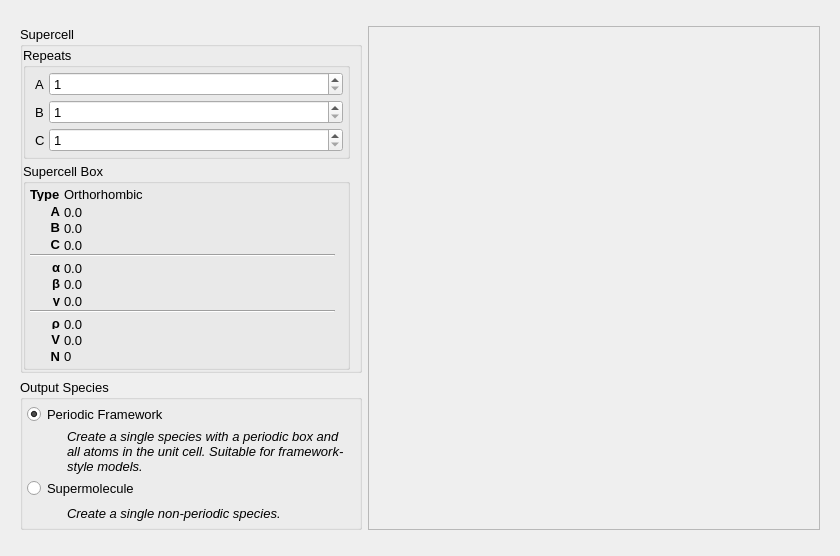
disorderedmaterials/dissolve, file src/gui/importCIFDialog.ui: the form before one commit.
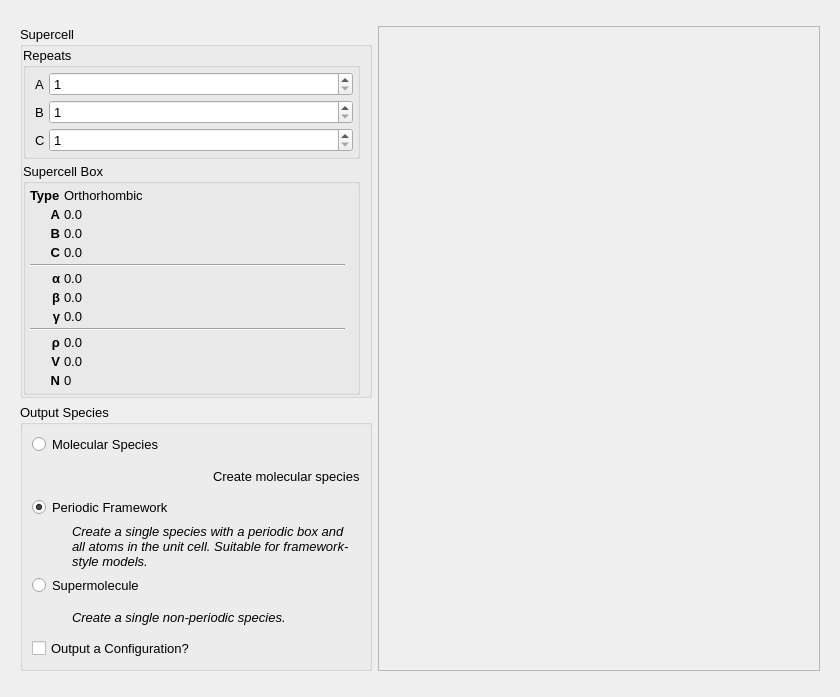
The form after the commit. The open tabs and pages were chosen to show the change. Icons and pictures are not drawn. Custom widgets are drawn as their Qt base class.

Diff of the .ui file:
```diff
--- a/src/gui/importCIFDialog.ui
+++ b/src/gui/importCIFDialog.ui
@@ -10,7 +10,7 @@
     <x>0</x>
     <y>0</y>
     <width>840</width>
-    <height>511</height>
+    <height>697</height>
    </rect>
   </property>
   <property name="font">
@@ -1369,22 +1369,41 @@
            <property name="title">
             <string>Output Species</string>
            </property>
-           <layout class="QVBoxLayout" name="verticalLayout_16">
-            <property name="spacing">
-             <number>4</number>
-            </property>
-            <property name="leftMargin">
-             <number>4</number>
-            </property>
-            <property name="topMargin">
-             <number>4</number>
-            </property>
-            <property name="rightMargin">
-             <number>4</number>
-            </property>
-            <property name="bottomMargin">
-             <number>4</number>
-            </property>
+           <layout class="QVBoxLayout" name="verticalLayout_3">
+            <item>
+             <widget class="QRadioButton" name="radioButton">
+              <property name="text">
+               <string>Molecular Species</string>
+              </property>
+             </widget>
+            </item>
+            <item>
+             <layout class="QHBoxLayout" name="horizontalLayout">
+              <item>
+               <spacer name="horizontalSpacer">
+                <property name="orientation">
+                 <enum>Qt::Horizontal</enum>
+                </property>
+                <property name="sizeHint" stdset="0">
+                 <size>
+                  <width>40</width>
+                  <height>20</height>
+                 </size>
+                </property>
+               </spacer>
+              </item>
+              <item>
+               <widget class="QLabel" name="label_3">
+                <property name="text">
+                 <string>Create molecular species</string>
+                </property>
+                <property name="wordWrap">
+                 <bool>true</bool>
+                </property>
+               </widget>
+              </item>
+             </layout>
+            </item>
             <item>
              <widget class="QRadioButton" name="OutputFrameworkRadio">
               <property name="text">
@@ -1477,6 +1496,13 @@
               </item>
              </layout>
             </item>
+            <item>
+             <widget class="QCheckBox" name="OutputConfigurationCheck">
+              <property name="text">
+               <string>Output a Configuration?</string>
+              </property>
+             </widget>
+            </item>
            </layout>
           </widget>
          </item>
```
Left out of the diff: 2 changed lines with no effect on the pictures.
